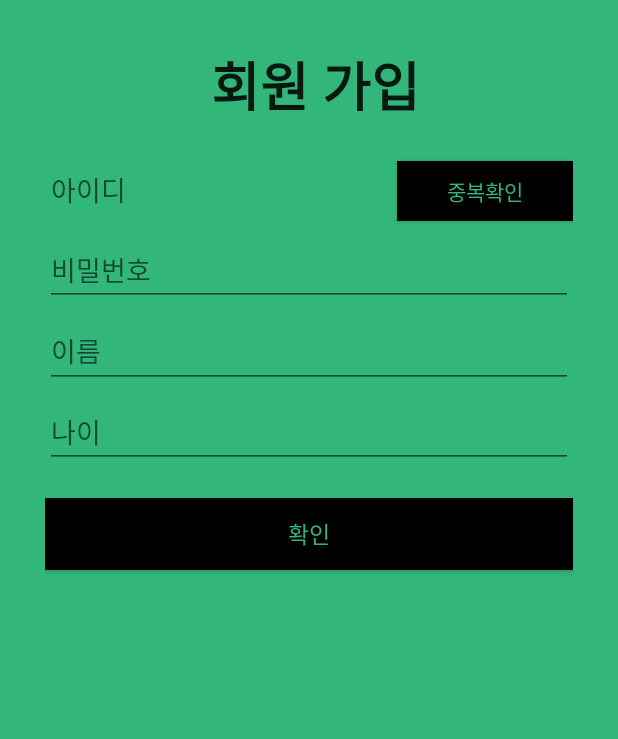
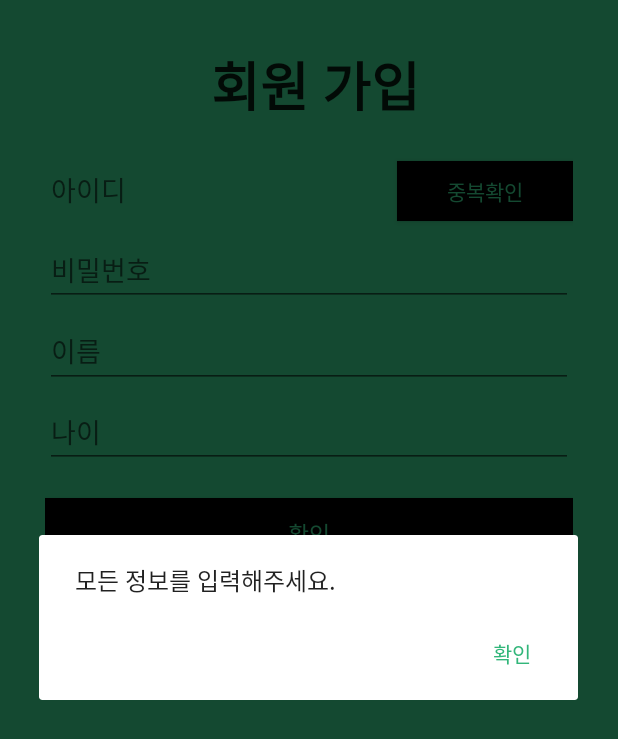
Before and after one commit to YOONSUNGHYEON/FeederPetProject, an Android app: the RegisterActivity screen opened directly, with no data from a screen before it, after a tap on "확인", on a phone screen of 412 x 824 dp. Shown: the top 739 px of the screen. Run offline under Robolectric (Android 15) with nearby library versions, the phone set to English and light mode, and no system bars; our stand-ins replace Volley.

Commit message:
modifiedRegisterActivity

```diff
--- a/app/src/main/java/net/skhu/feederpetedit/RegisterActivity.java
+++ b/app/src/main/java/net/skhu/feederpetedit/RegisterActivity.java
@@ -4,9 +4,11 @@ import android.content.Intent;
 import android.os.Bundle;
 import android.support.v7.app.AlertDialog;
 import android.support.v7.app.AppCompatActivity;
+import android.text.TextUtils;
 import android.view.View;
 import android.widget.Button;
 import android.widget.EditText;
+import android.widget.Toast;
 
 import com.android.volley.RequestQueue;
 import com.android.volley.Response;
@@ -32,6 +34,18 @@ public class RegisterActivity extends AppCompatActivity {
         registerButton.setOnClickListener(new View.OnClickListener() {
             @Override
             public void onClick(View v) {
+
+
+                if(TextUtils.isEmpty(idText.getText()) || TextUtils.isEmpty(passwordText.getText())
+                        || TextUtils.isEmpty(nameText.getText()) || TextUtils.isEmpty(ageText.getText())){
+                    AlertDialog.Builder builder1 = new AlertDialog.Builder(RegisterActivity.this);
+                    builder1.setMessage("모든 정보를 입력해주세요.")
+                            .setNegativeButton("확인",null)
+                            .create()
+                            .show();
+                }
+                else
+                {
                     final String userID = idText.getText().toString();
                     final String userPassword = passwordText.getText().toString();
                     final String userName = nameText.getText().toString();
@@ -70,6 +84,10 @@ public class RegisterActivity extends AppCompatActivity {
                     RegisterRequest registerRequest = new RegisterRequest(userID, userPassword, userName, userAge, petType, petName, responseListener);
                     RequestQueue queue = Volley.newRequestQueue(RegisterActivity.this);
                     queue.add(registerRequest);
+
+                }
+
+
             }
         });
 
```
Also changed, not shown: 1 other file. Lines whose indentation alone changed are shown as unchanged.
